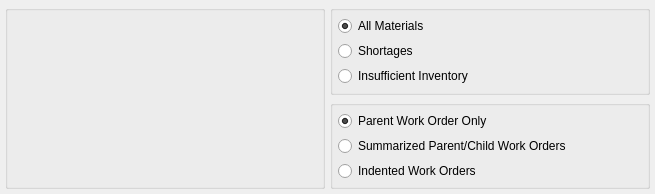
Above: guiclient/displays/dspInventoryAvailabilityByWorkOrder.ui from knowhow/xtuple before the change. Below: the same form after it.
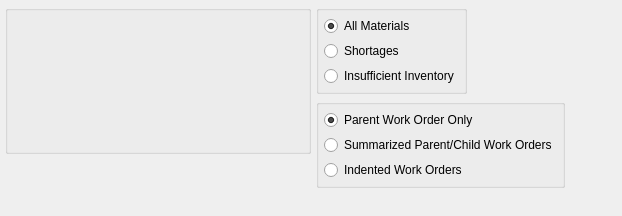
That is the form after the change. Custom widgets are drawn as their Qt base class.

What changed in the file:
```diff
--- a/guiclient/displays/dspInventoryAvailabilityByWorkOrder.ui
+++ b/guiclient/displays/dspInventoryAvailabilityByWorkOrder.ui
@@ -13,15 +13,17 @@
    <rect>
     <x>0</x>
     <y>0</y>
-    <width>655</width>
-    <height>194</height>
+    <width>622</width>
+    <height>216</height>
    </rect>
   </property>
   <property name="windowTitle">
    <string>Inventory Availability by Work Order</string>
   </property>
-  <layout class="QGridLayout" name="gridLayout_2">
-   <item row="0" column="0" rowspan="2">
+  <layout class="QHBoxLayout" name="horizontalLayout_2">
+   <item>
+    <layout class="QVBoxLayout" name="verticalLayout_3">
+     <item>
     <widget class="QGroupBox" name="_woGroup">
      <property name="title">
       <string/>
@@ -43,8 +45,11 @@
         </property>
        </widget>
       </item>
-      <item row="1" column="0">
-       <spacer name="verticalSpacer">
+       </layout>
+      </widget>
+     </item>
+     <item>
+      <spacer name="verticalSpacer_2">
         <property name="orientation">
          <enum>Qt::Vertical</enum>
         </property>
@@ -57,9 +62,12 @@
        </spacer>
       </item>
      </layout>
-    </widget>
    </item>
-   <item row="0" column="1">
+   <item>
+    <layout class="QVBoxLayout" name="verticalLayout_4">
+     <item>
+      <layout class="QHBoxLayout" name="horizontalLayout">
+       <item>
     <widget class="QGroupBox" name="groupBox">
      <property name="title">
       <string/>
@@ -101,7 +109,22 @@
      </layout>
     </widget>
    </item>
-   <item row="1" column="1">
+       <item>
+        <spacer name="horizontalSpacer">
+         <property name="orientation">
+          <enum>Qt::Horizontal</enum>
+         </property>
+         <property name="sizeHint" stdset="0">
+          <size>
+           <width>0</width>
+           <height>20</height>
+          </size>
+         </property>
+        </spacer>
+       </item>
+      </layout>
+     </item>
+     <item>
     <widget class="QGroupBox" name="childGroupBox">
      <property name="title">
       <string/>
@@ -136,6 +159,34 @@
       </item>
      </layout>
     </widget>
+     </item>
+     <item>
+      <spacer name="verticalSpacer">
+       <property name="orientation">
+        <enum>Qt::Vertical</enum>
+       </property>
+       <property name="sizeHint" stdset="0">
+        <size>
+         <width>20</width>
+         <height>0</height>
+        </size>
+       </property>
+      </spacer>
+     </item>
+    </layout>
+   </item>
+   <item>
+    <spacer name="horizontalSpacer_2">
+     <property name="orientation">
+      <enum>Qt::Horizontal</enum>
+     </property>
+     <property name="sizeHint" stdset="0">
+      <size>
+       <width>1</width>
+       <height>20</height>
+      </size>
+     </property>
+    </spacer>
    </item>
   </layout>
  </widget>
```
Left out of the diff: 2 changed lines with no effect on the pictures. Lines whose indentation alone changed are shown as unchanged.
